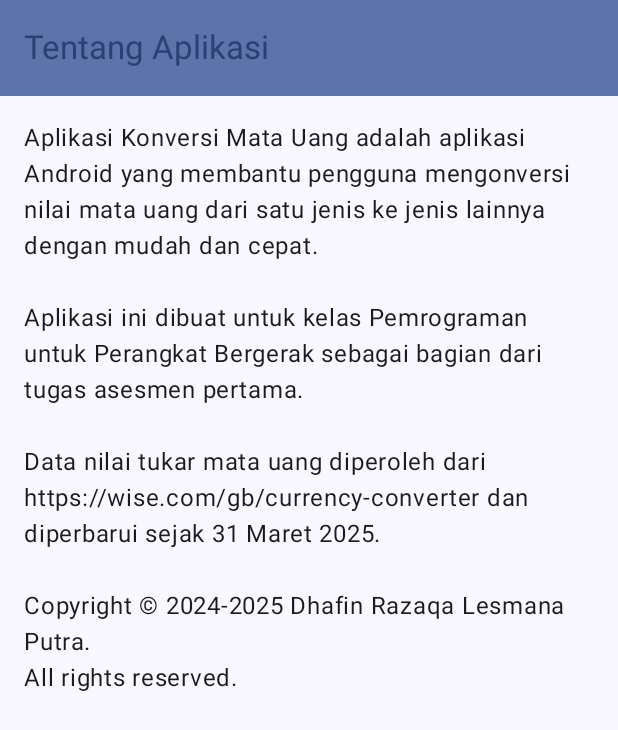
After one commit to dhafinrazaqa/mobpro1-asesmen1, an Android app built with Jetpack Compose: the AboutScreen screen opened through its navigation route, on a phone screen of 412 x 824 dp. The commit adds this screen. Shown: the top 730 px of the screen. Run offline under Robolectric (Android 15) with nearby library versions, the phone set to English and light mode, and no system bars.

Commit message:
Membuat tampilan about

```diff
--- a/app/src/main/java/com/dhafinrazaqa0030/asesmen1mobpro1/navigation/NavGraph.kt
+++ b/app/src/main/java/com/dhafinrazaqa0030/asesmen1mobpro1/navigation/NavGraph.kt
@@ -5,6 +5,7 @@ import androidx.navigation.NavHostController
 import androidx.navigation.compose.NavHost
 import androidx.navigation.compose.composable
 import androidx.navigation.compose.rememberNavController
+import com.dhafinrazaqa0030.asesmen1mobpro1.ui.screen.AboutScreen
 import com.dhafinrazaqa0030.asesmen1mobpro1.ui.screen.MainScreen
 
 @Composable
@@ -16,5 +17,8 @@ fun SetupNavGraph(navController: NavHostController = rememberNavController()) {
         composable(route = Screen.Home.route) {
             MainScreen()
         }
+        composable(route = Screen.About.route) {
+            AboutScreen()
+        }
     }
 }
--- a/app/src/main/java/com/dhafinrazaqa0030/asesmen1mobpro1/navigation/Screen.kt
+++ b/app/src/main/java/com/dhafinrazaqa0030/asesmen1mobpro1/navigation/Screen.kt
@@ -2,4 +2,5 @@ package com.dhafinrazaqa0030.asesmen1mobpro1.navigation
 
 sealed class Screen(val route: String) {
     data object Home: Screen("mainScreen")
+    data object About: Screen("aboutScreen")
 }
--- /dev/null
+++ b/app/src/main/java/com/dhafinrazaqa0030/asesmen1mobpro1/ui/screen/AboutScreen.kt
@@ -0,0 +1,49 @@
+package com.dhafinrazaqa0030.asesmen1mobpro1.ui.screen
+
+import android.content.res.Configuration
+import androidx.compose.foundation.layout.padding
+import androidx.compose.material3.ExperimentalMaterial3Api
+import androidx.compose.material3.MaterialTheme
+import androidx.compose.material3.Scaffold
+import androidx.compose.material3.Text
+import androidx.compose.material3.TopAppBar
+import androidx.compose.material3.TopAppBarDefaults
+import androidx.compose.runtime.Composable
+import androidx.compose.ui.Modifier
+import androidx.compose.ui.res.stringResource
+import androidx.compose.ui.tooling.preview.Preview
+import androidx.compose.ui.unit.dp
+import com.dhafinrazaqa0030.asesmen1mobpro1.R
+import com.dhafinrazaqa0030.asesmen1mobpro1.ui.theme.AplikasiKonversiMataUangTheme
+
+@OptIn(ExperimentalMaterial3Api::class)
+@Composable
+fun AboutScreen() {
+    Scaffold(
+        topBar = {
+            TopAppBar(
+                title = {
+                    Text(text = stringResource(id = R.string.about))
+                },
+                colors = TopAppBarDefaults.mediumTopAppBarColors(
+                    containerColor = MaterialTheme.colorScheme.primaryContainer,
+                    titleContentColor = MaterialTheme.colorScheme.primary,
+                )
+            )
+        }
+    ) { innerPadding ->
+        Text(
+            text = stringResource(R.string.copyright),
+            modifier = Modifier.padding(innerPadding).padding(16.dp)
+        )
+    }
+}
+
+@Preview(showBackground = true)
+@Preview(uiMode = Configuration.UI_MODE_NIGHT_YES, showBackground = true)
+@Composable
+fun AboutScreenPreview() {
+    AplikasiKonversiMataUangTheme {
+        AboutScreen()
+    }
+}
--- a/app/src/main/java/com/dhafinrazaqa0030/asesmen1mobpro1/ui/screen/MainScreen.kt
+++ b/app/src/main/java/com/dhafinrazaqa0030/asesmen1mobpro1/ui/screen/MainScreen.kt
@@ -20,6 +20,7 @@ import androidx.compose.material3.ExposedDropdownMenuDefaults
 import androidx.compose.material3.HorizontalDivider
 import androidx.compose.material3.Icon
 import androidx.compose.material3.MaterialTheme
+import androidx.compose.material3.MenuAnchorType
 import androidx.compose.material3.OutlinedTextField
 import androidx.compose.material3.Scaffold
 import androidx.compose.material3.Text
@@ -215,7 +216,7 @@ fun CurrencyDropdown(
             },
             isError = isError || sameCurrencyError,
             modifier = Modifier
-                .menuAnchor()
+                .menuAnchor(MenuAnchorType.PrimaryNotEditable, enabled = true)
                 .fillMaxWidth()
         )
         ExposedDropdownMenu(
--- a/app/src/main/res/values/strings.xml
+++ b/app/src/main/res/values/strings.xml
@@ -18,4 +18,11 @@
 
     <string name="input_invalid">Tidak boleh kosong</string>
     <string name="same_currency_error">Mata uang asal dan tujuan tidak boleh sama</string>
+
+    <string name="about">Tentang Aplikasi</string>
+    <string name="copyright">Aplikasi Konversi Mata Uang adalah aplikasi Android yang membantu pengguna mengonversi nilai mata uang dari satu jenis ke jenis lainnya dengan mudah dan cepat.
+        \n\nAplikasi ini dibuat untuk kelas Pemrograman untuk Perangkat Bergerak sebagai bagian dari tugas asesmen pertama.
+        \n\nData nilai tukar mata uang diperoleh dari https://wise.com/gb/currency-converter dan diperbarui sejak 31 Maret 2025.
+        \n\nCopyright © 2024-2025 Dhafin Razaqa Lesmana Putra.
+        \nAll rights reserved.</string>
 </resources>
```
